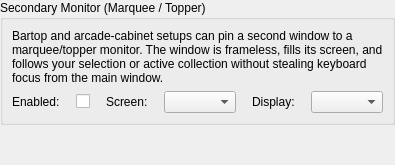
Before: the Qt Designer form src/ui/dialogs/settings/behavior/marqueepanel.ui in EtherAura/Kartend, drawn with Qt 5.
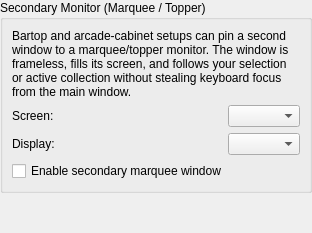
After: the same form once the commit is applied.

What changed in the file:
```diff
--- a/src/ui/dialogs/settings/behavior/marqueepanel.ui
+++ b/src/ui/dialogs/settings/behavior/marqueepanel.ui
@@ -19,41 +19,26 @@
        </widget>
       </item>
       <item>
-       <layout class="QGridLayout" name="marqueeFormLayout">
+       <layout class="QFormLayout" name="marqueeFormLayout">
         <property name="horizontalSpacing"><number>16</number></property>
         <property name="verticalSpacing"><number>6</number></property>
-        <item row="0" column="0">
-         <widget class="QLabel" name="marqueeEnabledLabel">
-          <property name="text"><string>Enabled:</string></property>
-         </widget>
-        </item>
+        <property name="labelAlignment"><set>Qt::AlignmentFlag::AlignLeft|Qt::AlignmentFlag::AlignVCenter</set></property>
+        <property name="fieldGrowthPolicy"><enum>QFormLayout::FieldGrowthPolicy::FieldsStayAtSizeHint</enum></property>
+        <item row="0" column="0"><widget class="QLabel" name="marqueeScreenLabel"><property name="minimumSize"><size><width>200</width><height>0</height></size></property><property name="text"><string>Screen:</string></property></widget></item>
         <item row="0" column="1">
-         <widget class="QCheckBox" name="marqueeEnabledCheckBox">
-          <property name="toolTip"><string>Open a frameless window on the selected screen showing the current item's artwork (or the active collection's icon).</string></property>
-         </widget>
-        </item>
-        <item row="0" column="2">
-         <widget class="QLabel" name="marqueeScreenLabel">
-          <property name="text"><string>Screen:</string></property>
-         </widget>
-        </item>
-        <item row="0" column="3">
          <widget class="QComboBox" name="marqueeScreenComboBox">
-          <property name="minimumWidth"><number>140</number></property>
+          <property name="maximumWidth"><number>320</number></property>
           <property name="toolTip"><string>Which physical screen to display the marquee on. If the chosen screen is unplugged later, Kartend falls back to the primary screen.</string></property>
          </widget>
         </item>
-        <item row="0" column="4">
-         <widget class="QLabel" name="marqueeModeLabel">
-          <property name="text"><string>Display:</string></property>
-         </widget>
-        </item>
-        <item row="0" column="5">
+        <item row="1" column="0"><widget class="QLabel" name="marqueeModeLabel"><property name="minimumSize"><size><width>200</width><height>0</height></size></property><property name="text"><string>Display:</string></property></widget></item>
+        <item row="1" column="1">
          <widget class="QComboBox" name="marqueeModeComboBox">
-          <property name="minimumWidth"><number>140</number></property>
+          <property name="maximumWidth"><number>320</number></property>
           <property name="toolTip"><string>What the marquee shows. Item Artwork follows your selection; Collection Icon shows the current collection's icon (useful as a stable banner that doesn't flicker as you scroll).</string></property>
          </widget>
         </item>
+        <item row="2" column="0" colspan="2"><widget class="QCheckBox" name="marqueeEnabledCheckBox"><property name="text"><string>Enable secondary marquee window</string></property><property name="toolTip"><string>Open a frameless window on the selected screen showing the current item's artwork (or the active collection's icon).</string></property></widget></item>
        </layout>
       </item>
      </layout>
```
